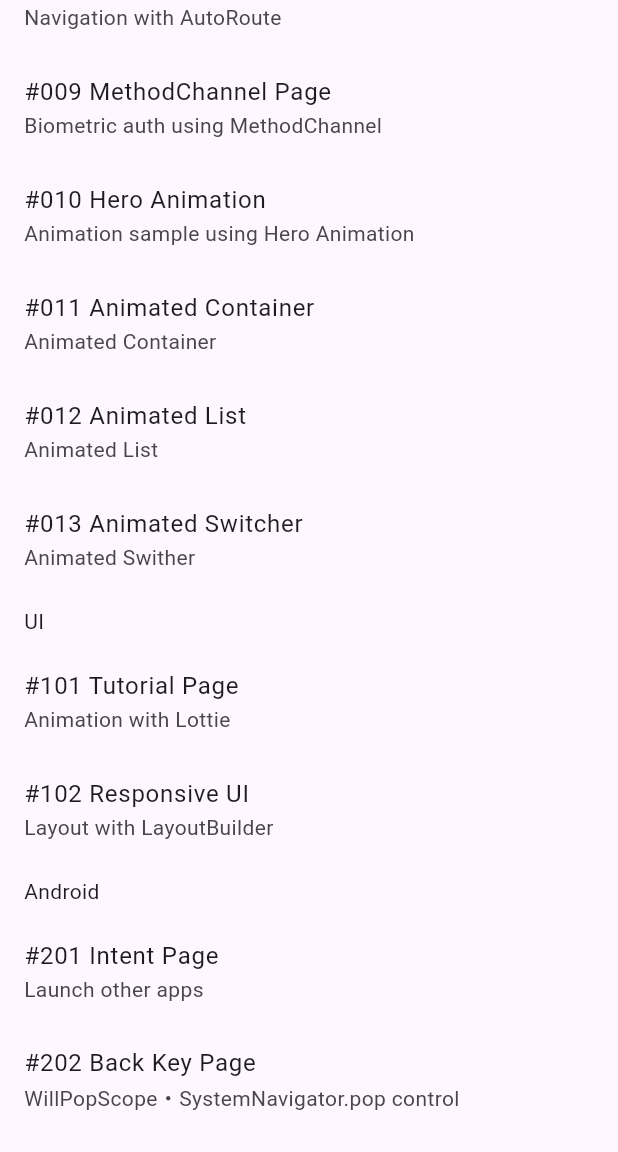
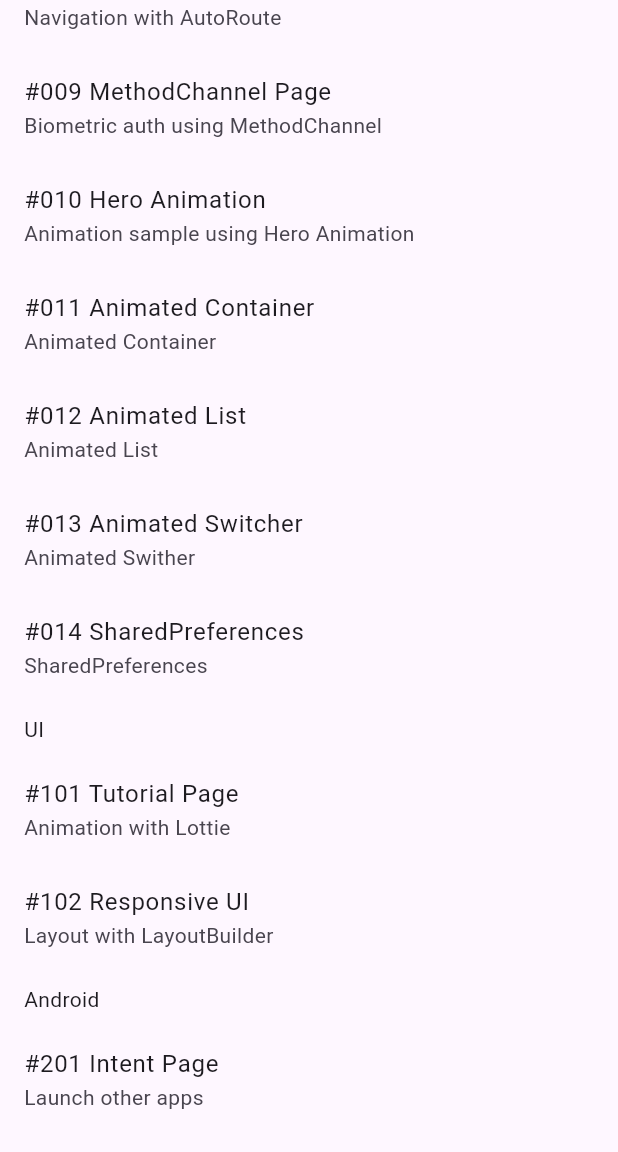
Before and after one commit to sakata-yu/flutter_catalog_app, a Flutter app: the screen it shows after launch, scrolled down 576 dp, on a phone screen of 412 x 824 dp, the part 84-1236 px from its top. Run offline on Flutter 3.47's test engine with Material 3 defaults, Android fonts, the light colour scheme and no system bars; our stand-ins replace auto_route, camera, dio, firebase_core, flutter_hooks, flutter_map and 12 more; missing offline and left inert: android_intent_plus; accounts and stored records are empty; generated files the repository leaves out were written again.

Commit message:
014.SharedPreferences実装

```diff
--- /dev/null
+++ b/devtools_options.yaml
@@ -0,0 +1,3 @@
+description: This file stores settings for Dart & Flutter DevTools.
+documentation: https://docs.flutter.dev/tools/devtools/extensions#configure-extension-enablement-states
+extensions:
--- a/lib/core/config/app_constants.dart
+++ b/lib/core/config/app_constants.dart
@@ -68,4 +68,6 @@
   static const String catalogItemsKeyItems = 'items';
 
   static const String heroAnimationKey = 'hero_animation';
+
+  static const String preferenceAlreadyShownKey = 'preference_already_shown';
 }
--- a/lib/core/config/catalog_items.dart
+++ b/lib/core/config/catalog_items.dart
@@ -85,6 +85,11 @@
     detail: (BuildContext context) => context.l10n.animated_switcher_detail,
     route: const AnimatedSwitcherRoute(),
   ),
+  CatalogItem(
+    title: (BuildContext context) => context.l10n.shared_preferences_title,
+    detail: (BuildContext context) => context.l10n.shared_preferences_detail,
+    route: const SharedPreferencesRoute(),
+  ),
 ];
 
 List<CatalogItem> uiCatalogItems = <CatalogItem>[
--- /dev/null
+++ b/lib/core/preference/preferences_service.dart
@@ -0,0 +1,21 @@
+import 'package:shared_preferences/shared_preferences.dart';
+
+class PreferencesService {
+  PreferencesService(this.sharedPreferences);
+
+  final SharedPreferences sharedPreferences;
+
+  Future<void> setBool(String key, bool value) async {
+    await sharedPreferences.setBool(key, value);
+  }
+
+  Future<bool> getBool(String key) async {
+    return sharedPreferences.getBool(key) ?? false;
+  }
+
+  Future<void> clear() async {
+    await sharedPreferences.clear();
+  }
+
+  // 以下保存したい型を作る
+}
--- /dev/null
+++ b/lib/core/preference/providers.dart
@@ -0,0 +1,15 @@
+import 'package:flutter_riverpod/flutter_riverpod.dart';
+import 'package:shared_preferences/shared_preferences.dart';
+
+import 'preferences_service.dart';
+
+final Provider<SharedPreferences> sharedPreferencesProvider =
+    Provider<SharedPreferences>((Ref ref) {
+  throw UnimplementedError(); // 上書き前提
+});
+
+final Provider<PreferencesService> preferencesServiceProvider =
+    Provider<PreferencesService>((Ref ref) {
+  final SharedPreferences preferences = ref.watch(sharedPreferencesProvider);
+  return PreferencesService(preferences);
+});
--- a/lib/features/catalog011/animated_container_page.dart
+++ b/lib/features/catalog011/animated_container_page.dart
@@ -27,7 +27,7 @@
               boxShadow: toggled.value
                   ? <BoxShadow>[
                       BoxShadow(
-                        color: Colors.redAccent.withOpacity(0.5),
+                        color: Colors.redAccent.withValues(alpha: 0.5),
                         spreadRadius: 4,
                         blurRadius: 10,
                       )
--- a/lib/features/catalog012/animated_list_page.dart
+++ b/lib/features/catalog012/animated_list_page.dart
@@ -11,7 +11,8 @@
 
   @override
   Widget build(BuildContext context, WidgetRef ref) {
-    final AnimatedListPageState state = ref.watch(animatedListViewModelProvider);
+    final AnimatedListPageState state =
+        ref.watch(animatedListViewModelProvider);
     final AnimatedListViewModel viewModel =
         ref.read(animatedListViewModelProvider.notifier);
     return Scaffold(
--- a/lib/features/catalog013/view/login_form.dart
+++ b/lib/features/catalog013/view/login_form.dart
@@ -9,7 +9,7 @@
       width: 300,
       child: Column(
         mainAxisSize: MainAxisSize.min,
-        children: [
+        children: <Widget>[
           Text('ログイン', style: Theme.of(context).textTheme.headlineMedium),
           const SizedBox(height: 16),
           const TextField(decoration: InputDecoration(labelText: 'メールアドレス')),
--- a/lib/features/catalog013/view/signin_form.dart
+++ b/lib/features/catalog013/view/signin_form.dart
@@ -9,7 +9,7 @@
       width: 300,
       child: Column(
         mainAxisSize: MainAxisSize.min,
-        children: [
+        children: <Widget>[
           Text('新規登録', style: Theme.of(context).textTheme.headlineMedium),
           const SizedBox(height: 16),
           const TextField(decoration: InputDecoration(labelText: 'ユーザー名')),
--- a/lib/l10n/app_en.arb
+++ b/lib/l10n/app_en.arb
@@ -26,6 +26,8 @@
   "animated_list_detail": "Animated List",
   "animated_switcher_title": "#013 Animated Switcher",
   "animated_switcher_detail": "Animated Swither",
+  "shared_preferences_title": "#014 SharedPreferences",
+  "shared_preferences_detail": "SharedPreferences",
   "tutorial_title": "#101 Tutorial Page",
   "tutorial_detail": "Animation with Lottie",
   "responsive_title": "#102 Responsive UI",
--- a/lib/l10n/app_ja.arb
+++ b/lib/l10n/app_ja.arb
@@ -25,7 +25,9 @@
   "animated_list_title": "#012 Animated List",
   "animated_list_detail": "Animated Listを使ったリストアニメーション",
   "animated_switcher_title": "#013 Animated Switcher",
-  "animated_switcher_detail": "Animated Swtcherを使ったウィジェットアニメーション",
+  "animated_switcher_detail": "Animated Switcherを使ったウィジェットアニメーション",
+  "shared_preferences_title": "#014 SharedPreferences",
+  "shared_preferences_detail": "SharedPreferencesを使ったローカルデータ管理",
   "tutorial_title": "#101 チュートリアル画面",
   "tutorial_detail": "Lottieを使ったアニメーション",
   "responsive_title": "#102 レスポンシブUI",
--- a/pubspec.yaml
+++ b/pubspec.yaml
@@ -51,6 +51,7 @@
 
   # Codegen
   freezed_annotation: ^3.1.0
+  shared_preferences: ^2.5.3
 
 dev_dependencies:
   flutter_test:
```
Also changed, not shown: lib/core/router/app_router.dart (+9 -0 lines), lib/features/catalog014/shared_preferences_page.dart (added, +60 -0 lines), lib/features/catalog014/view/shared_preferences_once_page.dart (added, +17 -0 lines), lib/features/catalog014/view/shared_preferences_simple_page.dart (added, +17 -0 lines), lib/main.dart (+9 -2 lines), 1 other file.
